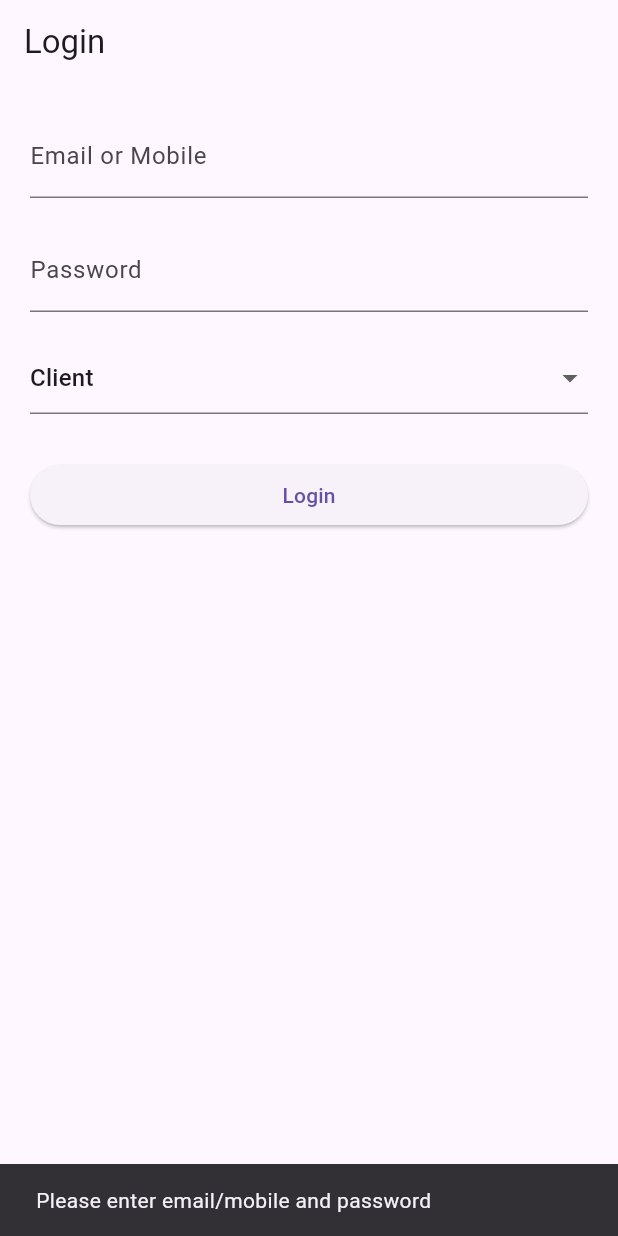
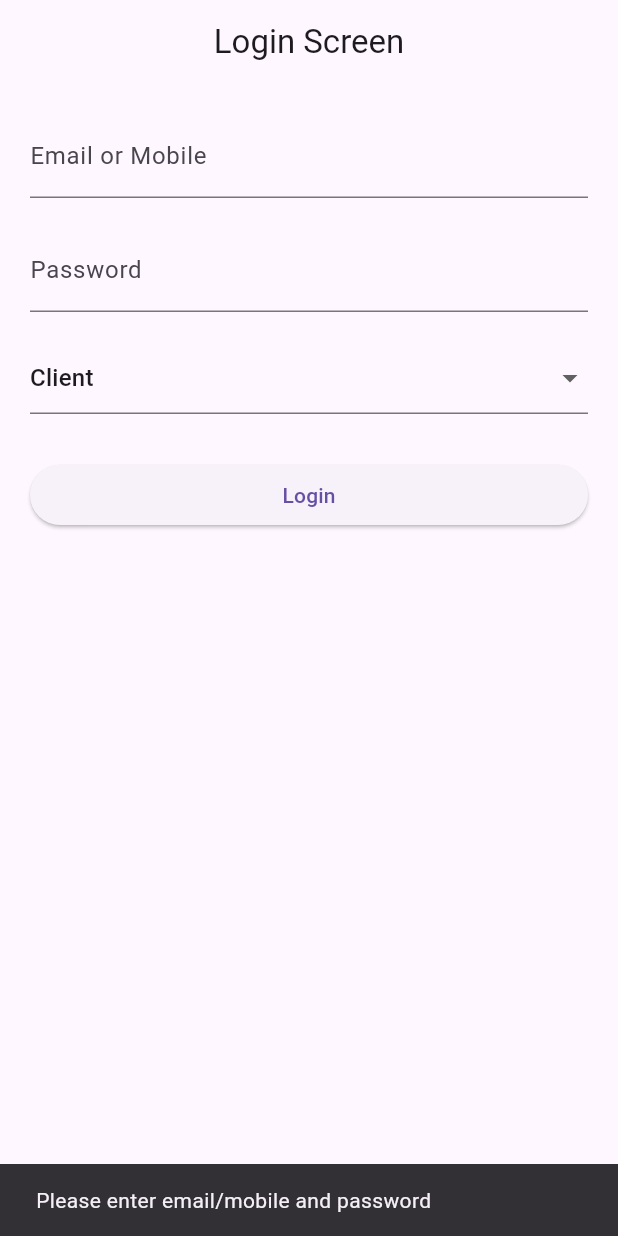
Before and after one commit to Sukhmeetsingh306/EMI_Locker_Application, a Flutter app: the screen it shows after launch, after a tap on "Login", on a phone screen of 412 x 824 dp. Run offline on Flutter 3.47's test engine with Material 3 defaults, Android fonts, the light colour scheme and no system bars; our stand-ins replace device_info_plus, dio, go_router, shared_preferences.

Commit message:
fix: update navigation to use push instead of go for login fallback

```diff
--- a/lib/screen/login_screen.dart
+++ b/lib/screen/login_screen.dart
@@ -69,14 +69,14 @@ class _LoginScreenState extends State<LoginScreen> {
         break;
 
       default:
-        context.go("/login");
+        context.push("/login");
     }
   }
 
   @override
   Widget build(BuildContext context) {
     return Scaffold(
-      appBar: AppBar(title: const Text("Login")),
+      appBar: AppBar(title: const Text("Login Screen"), centerTitle: true),
 
       body: Padding(
         padding: const EdgeInsets.all(20),
```
